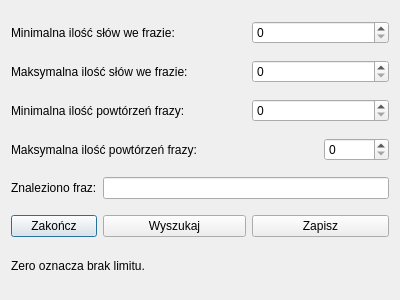
Above: glossaryextractordialog.ui from benkopolis/conflict-resolver before the change. Below: the same form after it.
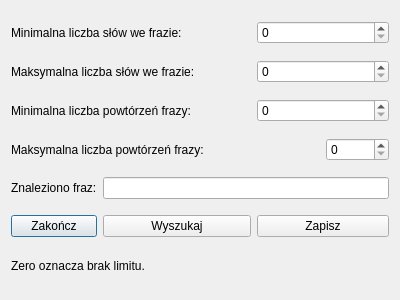
That is the form after the change.

```diff
--- a/glossaryextractordialog.ui
+++ b/glossaryextractordialog.ui
@@ -17,7 +17,7 @@
    <item row="0" column="0" colspan="2">
     <widget class="QLabel" name="label">
      <property name="text">
-      <string>Minimalna ilość słów we frazie:</string>
+      <string>Minimalna liczba słów we frazie:</string>
      </property>
     </widget>
    </item>
@@ -27,7 +27,7 @@
    <item row="1" column="0" colspan="3">
     <widget class="QLabel" name="label_2">
      <property name="text">
-      <string>Maksymalna ilość słów we frazie:</string>
+      <string>Maksymalna liczba słów we frazie:</string>
      </property>
     </widget>
    </item>
@@ -37,7 +37,7 @@
    <item row="2" column="0" colspan="3">
     <widget class="QLabel" name="label_3">
      <property name="text">
-      <string>Minimalna ilość powtórzeń frazy:</string>
+      <string>Minimalna liczba powtórzeń frazy:</string>
      </property>
     </widget>
    </item>
@@ -47,7 +47,7 @@
    <item row="3" column="0" colspan="4">
     <widget class="QLabel" name="label_4">
      <property name="text">
-      <string>Maksymalna ilość powtórzeń frazy:</string>
+      <string>Maksymalna liczba powtórzeń frazy:</string>
      </property>
     </widget>
    </item>
```
